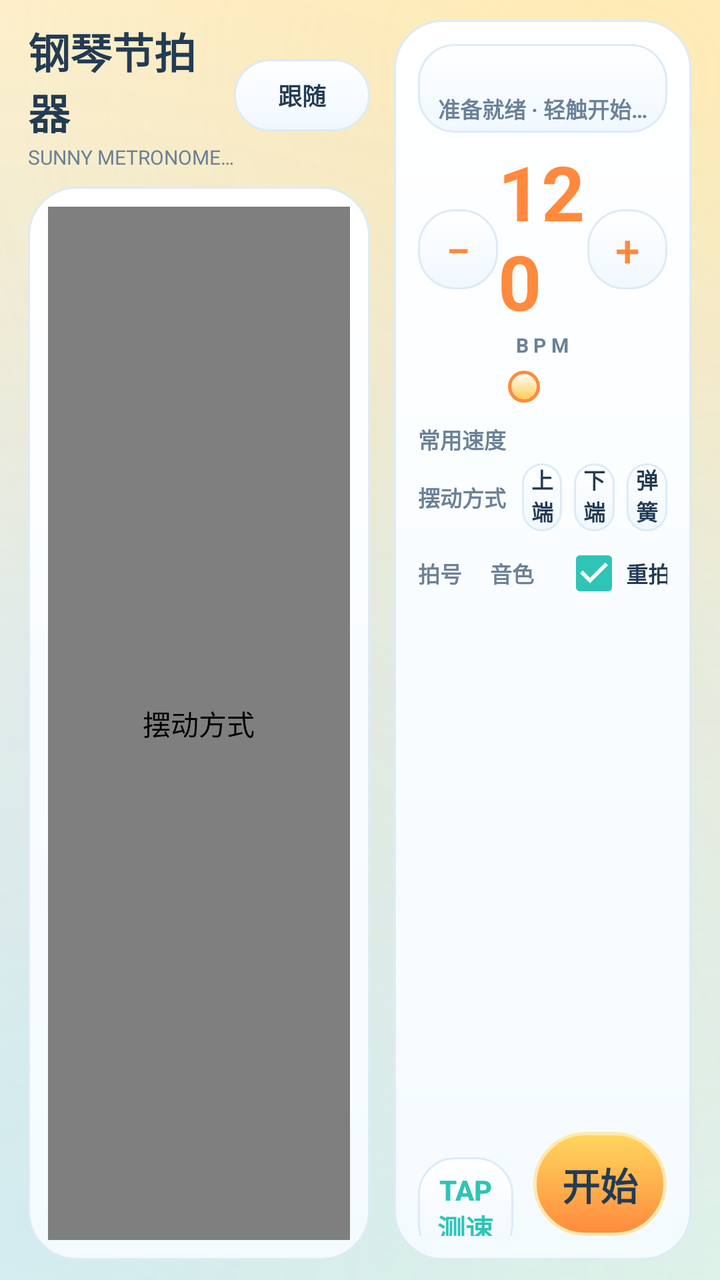
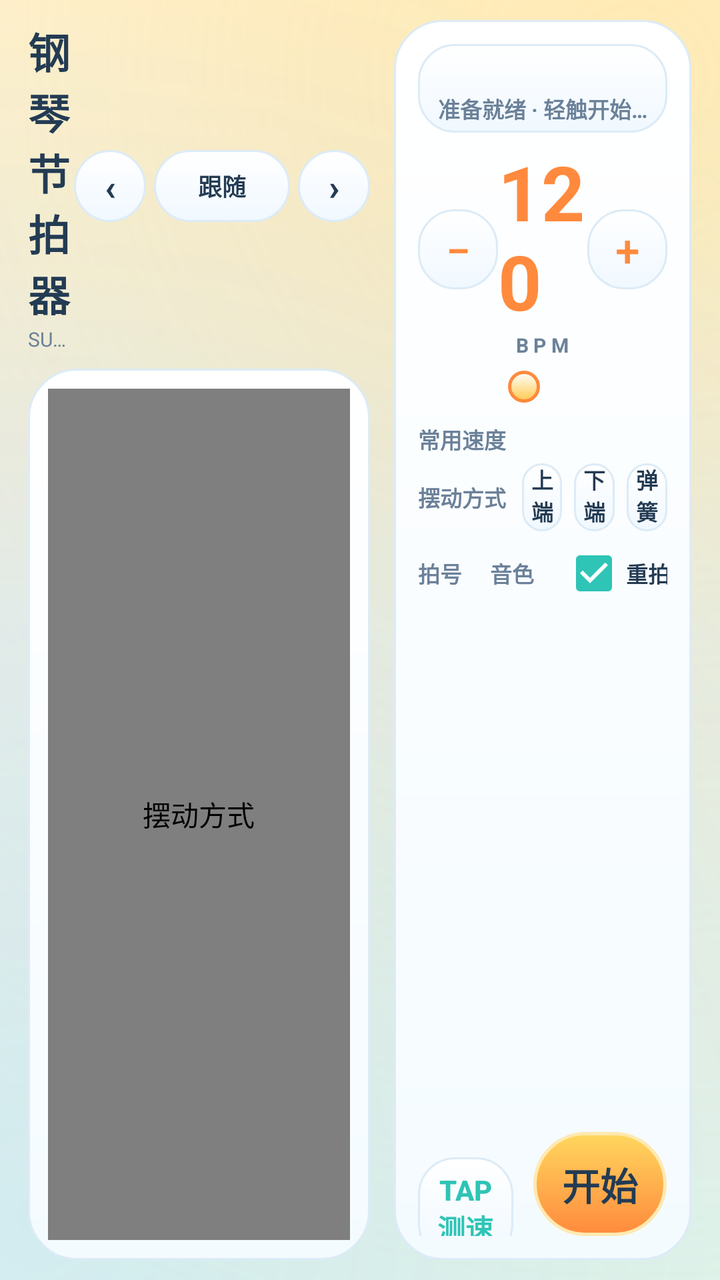

An Android layout rendered at two revisions. The XML below is the earlier revision; the diff shows what the commit changed to produce the second picture.
<!-- AndroidManifest.xml: application theme AppTheme -->
<!-- res/layout/root_wide.xml -->
<?xml version="1.0" encoding="utf-8"?>
<LinearLayout xmlns:android="http://schemas.android.com/apk/res/android"
    android:layout_width="match_parent"
    android:layout_height="match_parent"
    android:orientation="horizontal"
    android:paddingStart="14dp"
    android:paddingTop="10dp"
    android:paddingEnd="14dp"
    android:paddingBottom="10dp">

    <LinearLayout
        android:layout_width="0dp"
        android:layout_height="match_parent"
        android:layout_marginEnd="12dp"
        android:layout_weight="1.15"
        android:orientation="vertical">

        <LinearLayout
            android:layout_width="match_parent"
            android:layout_height="wrap_content"
            android:layout_marginBottom="8dp"
            android:gravity="center_vertical"
            android:orientation="horizontal">

            <LinearLayout
                android:layout_width="0dp"
                android:layout_height="wrap_content"
                android:layout_weight="1"
                android:orientation="vertical">

                <TextView
                    android:id="@+id/title"
                    android:layout_width="wrap_content"
                    android:layout_height="wrap_content"
                    android:text="@string/app_name"
                    android:textColor="?attr/textPrimary"
                    android:textSize="21sp"
                    android:textStyle="bold" />

                <TextView
                    android:id="@+id/subtitle"
                    android:layout_width="wrap_content"
                    android:layout_height="wrap_content"
                    android:singleLine="true"
                    android:text="@string/subtitle"
                    android:textColor="?attr/textSecondary"
                    android:textSize="10sp" />
            </LinearLayout>

            <Button
                android:id="@+id/theme_toggle"
                android:layout_width="68dp"
                android:layout_height="36dp"
                android:background="?attr/modeBackground"
                android:contentDescription="@string/theme_toggle_desc"
                android:stateListAnimator="@null"
                android:text="@string/theme_follow"
                android:textAllCaps="false"
                android:textColor="?attr/textPrimary"
                android:textSize="12sp"
                android:textStyle="bold" />
        </LinearLayout>

        <FrameLayout
            android:id="@+id/pendulum_card"
            android:layout_width="match_parent"
            android:layout_height="0dp"
            android:layout_weight="1"
            android:background="?attr/panelBackground"
            android:minHeight="140dp">

            <com.nikon.metronome.PendulumView
                android:id="@+id/pendulum_view"
                android:layout_width="match_parent"
                android:layout_height="match_parent"
                android:contentDescription="@string/mode_title" />
        </FrameLayout>
    </LinearLayout>

    <LinearLayout
        android:id="@+id/control_card"
        android:layout_width="0dp"
        android:layout_height="match_parent"
        android:layout_weight="1"
        android:background="?attr/panelBackground"
        android:orientation="vertical">

        <ScrollView
            android:layout_width="match_parent"
            android:layout_height="0dp"
            android:layout_weight="1"
            android:fillViewport="true"
            android:scrollbars="vertical">

            <include
                layout="@layout/control_panel"
                android:layout_width="match_parent"
                android:layout_height="wrap_content" />
        </ScrollView>

        <include
            layout="@layout/control_actions"
            android:layout_width="match_parent"
            android:layout_height="wrap_content" />
    </LinearLayout>

</LinearLayout>
<!-- res/layout/control_panel.xml (included above) -->
<?xml version="1.0" encoding="utf-8"?>
<LinearLayout xmlns:android="http://schemas.android.com/apk/res/android"
    android:layout_width="match_parent"
    android:layout_height="wrap_content"
    android:orientation="vertical"
    android:paddingStart="2dp"
    android:paddingTop="2dp"
    android:paddingEnd="2dp"
    android:paddingBottom="2dp">

    <LinearLayout
        android:id="@+id/status_card"
        android:layout_width="match_parent"
        android:layout_height="wrap_content"
        android:background="?attr/buttonBackground"
        android:orientation="vertical"
        android:paddingStart="8dp"
        android:paddingTop="4dp"
        android:paddingEnd="8dp"
        android:paddingBottom="4dp">

        <LinearLayout
            android:id="@+id/beat_dots"
            android:layout_width="match_parent"
            android:layout_height="20dp"
            android:gravity="center"
            android:orientation="horizontal" />

        <TextView
            android:id="@+id/status_text"
            android:layout_width="match_parent"
            android:layout_height="wrap_content"
            android:gravity="center"
            android:singleLine="true"
            android:text="@string/status_ready"
            android:textColor="?attr/textSecondary"
            android:textSize="11sp"
            android:textStyle="bold" />
    </LinearLayout>

    <LinearLayout
        android:layout_width="match_parent"
        android:layout_height="wrap_content"
        android:layout_marginTop="4dp"
        android:gravity="center_vertical"
        android:orientation="horizontal">

        <Button
            android:id="@+id/bpm_minus"
            android:layout_width="40dp"
            android:layout_height="40dp"
            android:background="?attr/buttonBackground"
            android:stateListAnimator="@null"
            android:text="@string/minus"
            android:textColor="?attr/textAccent"
            android:textSize="22sp" />

        <LinearLayout
            android:layout_width="0dp"
            android:layout_height="wrap_content"
            android:layout_weight="1"
            android:gravity="center"
            android:orientation="vertical">

            <TextView
                android:id="@+id/bpm_value"
                android:layout_width="wrap_content"
                android:layout_height="wrap_content"
                android:fontFamily="sans-serif"
                android:text="120"
                android:textColor="?attr/textAccent"
                android:textSize="38sp"
                android:textStyle="bold" />

            <TextView
                android:layout_width="wrap_content"
                android:layout_height="wrap_content"
                android:letterSpacing="0.25"
                android:text="@string/bpm"
                android:textColor="?attr/textSecondary"
                android:textSize="10sp"
                android:textStyle="bold" />
        </LinearLayout>

        <Button
            android:id="@+id/bpm_plus"
            android:layout_width="40dp"
            android:layout_height="40dp"
            android:background="?attr/buttonBackground"
            android:stateListAnimator="@null"
            android:text="@string/plus"
            android:textColor="?attr/textAccent"
            android:textSize="22sp" />
    </LinearLayout>

    <SeekBar
        android:id="@+id/bpm_seek"
        android:layout_width="match_parent"
        android:layout_height="28dp"
        android:max="200"
        android:progress="80"
        android:progressDrawable="?attr/seekTrack"
        android:thumb="?attr/seekThumb" />

    <LinearLayout
        android:layout_width="match_parent"
        android:layout_height="wrap_content"
        android:layout_marginTop="4dp"
        android:gravity="center_vertical"
        android:orientation="horizontal">

        <TextView
            android:layout_width="52dp"
            android:layout_height="wrap_content"
            android:text="@string/presets"
            android:textColor="?attr/textSecondary"
            android:textSize="11sp"
            android:textStyle="bold" />

        <HorizontalScrollView
            android:layout_width="0dp"
            android:layout_height="wrap_content"
            android:layout_weight="1"
            android:scrollbars="none">

            <LinearLayout
                android:id="@+id/preset_row"
                android:layout_width="wrap_content"
                android:layout_height="wrap_content"
                android:orientation="horizontal" />
        </HorizontalScrollView>
    </LinearLayout>

    <LinearLayout
        android:layout_width="match_parent"
        android:layout_height="wrap_content"
        android:layout_marginTop="4dp"
        android:gravity="center_vertical"
        android:orientation="horizontal">

        <TextView
            android:layout_width="52dp"
            android:layout_height="wrap_content"
            android:text="@string/mode_title"
            android:textColor="?attr/textSecondary"
            android:textSize="11sp"
            android:textStyle="bold" />

        <Button
            android:id="@+id/mode_top"
            android:layout_width="0dp"
            android:layout_height="34dp"
            android:layout_marginEnd="3dp"
            android:layout_weight="1"
            android:background="?attr/modeBackground"
            android:stateListAnimator="@null"
            android:text="@string/mode_top"
            android:textAllCaps="false"
            android:textColor="?attr/textPrimary"
            android:textSize="11sp"
            android:textStyle="bold" />

        <Button
            android:id="@+id/mode_bottom"
            android:layout_width="0dp"
            android:layout_height="34dp"
            android:layout_marginStart="3dp"
            android:layout_marginEnd="3dp"
            android:layout_weight="1"
            android:background="?attr/modeBackground"
            android:stateListAnimator="@null"
            android:text="@string/mode_bottom"
            android:textAllCaps="false"
            android:textColor="?attr/textPrimary"
            android:textSize="11sp"
            android:textStyle="bold" />

        <Button
            android:id="@+id/mode_spring"
            android:layout_width="0dp"
            android:layout_height="34dp"
            android:layout_marginStart="3dp"
            android:layout_weight="1"
            android:background="?attr/modeBackground"
            android:stateListAnimator="@null"
            android:text="@string/mode_spring"
            android:textAllCaps="false"
            android:textColor="?attr/textPrimary"
            android:textSize="11sp"
            android:textStyle="bold" />
    </LinearLayout>

    <LinearLayout
        android:layout_width="match_parent"
        android:layout_height="wrap_content"
        android:layout_marginTop="4dp"
        android:gravity="center_vertical"
        android:orientation="horizontal">

        <TextView
            android:layout_width="30dp"
            android:layout_height="wrap_content"
            android:text="@string/time_signature"
            android:textColor="?attr/textSecondary"
            android:textSize="11sp"
            android:textStyle="bold" />

        <Spinner
            android:id="@+id/time_sig"
            android:layout_width="0dp"
            android:layout_height="34dp"
            android:layout_weight="1"
            android:background="?attr/buttonBackground"
            android:popupBackground="?attr/panelBackground"
            android:spinnerMode="dropdown" />

        <TextView
            android:layout_width="30dp"
            android:layout_height="wrap_content"
            android:layout_marginStart="6dp"
            android:text="@string/sound"
            android:textColor="?attr/textSecondary"
            android:textSize="11sp"
            android:textStyle="bold" />

        <Spinner
            android:id="@+id/sound_spinner"
            android:layout_width="0dp"
            android:layout_height="34dp"
            android:layout_weight="1"
            android:background="?attr/buttonBackground"
            android:popupBackground="?attr/panelBackground"
            android:spinnerMode="dropdown" />

        <CheckBox
            android:id="@+id/accent_toggle"
            android:layout_width="wrap_content"
            android:layout_height="wrap_content"
            android:layout_marginStart="6dp"
            android:buttonTint="?attr/checkTint"
            android:checked="true"
            android:text="@string/accent"
            android:textColor="?attr/textPrimary"
            android:textSize="11sp"
            android:textStyle="bold" />
    </LinearLayout>

</LinearLayout>
<!-- res/layout/control_actions.xml (included above) -->
<?xml version="1.0" encoding="utf-8"?>
<LinearLayout xmlns:android="http://schemas.android.com/apk/res/android"
    android:layout_width="match_parent"
    android:layout_height="wrap_content"
    android:orientation="horizontal"
    android:paddingStart="2dp"
    android:paddingTop="4dp"
    android:paddingEnd="2dp"
    android:paddingBottom="2dp">

    <Button
        android:id="@+id/tap_button"
        android:layout_width="0dp"
        android:layout_height="52dp"
        android:layout_weight="1"
        android:background="?attr/buttonBackground"
        android:stateListAnimator="@null"
        android:text="@string/tap"
        android:textAllCaps="false"
        android:textColor="?attr/textMint"
        android:textSize="14sp"
        android:textStyle="bold" />

    <Space
        android:layout_width="10dp"
        android:layout_height="1dp" />

    <Button
        android:id="@+id/start_button"
        android:layout_width="0dp"
        android:layout_height="52dp"
        android:layout_weight="1.4"
        android:background="?attr/startBackground"
        android:stateListAnimator="@null"
        android:text="@string/start"
        android:textAllCaps="false"
        android:textColor="?attr/textAction"
        android:textSize="19sp"
        android:textStyle="bold" />
</LinearLayout>
<!-- resources referenced by this layout -->
<resources>
  <string name="accent">重拍</string>
  <string name="app_name">钢琴节拍器</string>
  <string name="bpm">BPM</string>
  <string name="minus">−</string>
  <string name="mode_bottom">下端摆动</string>
  <string name="mode_spring">弹簧式摆动</string>
  <string name="mode_title">摆动方式</string>
  <string name="mode_top">上端摆动</string>
  <string name="plus">+</string>
  <string name="presets">常用速度</string>
  <string name="sound">音色</string>
  <string name="start">开始</string>
  <string name="status_ready">准备就绪 · 轻触开始，活力起拍</string>
  <string name="subtitle">SUNNY METRONOME · 让每一拍都充满活力</string>
  <string name="tap">TAP 测速</string>
  <string name="theme_follow">跟随</string>
  <string name="theme_toggle_desc">切换主题：跟随系统、亮色、暗色、宋韵、太极</string>
  <string name="time_signature">拍号</string>
  <color name="sun_bg">#FFF7E6</color>
  <color name="sun_orange">#FF8A3D</color>
  <color name="ink">#233B53</color>
  <color name="ink_soft">#6B8199</color>
  <style name="CompactButton" parent="@android:style/Widget.Material.Button">
          <item name="android:minHeight">0dp</item>
          <item name="android:minWidth">0dp</item>
          <item name="android:paddingStart">4dp</item>
          <item name="android:paddingEnd">4dp</item>
          <item name="android:paddingTop">0dp</item>
          <item name="android:paddingBottom">0dp</item>
      </style>
  <style name="CompactSpinner" parent="@android:style/Widget.Material.Spinner">
          <item name="android:minHeight">0dp</item>
      </style>
  <style name="CompactCheckBox" parent="@android:style/Widget.Material.CompoundButton.CheckBox">
          <item name="android:minHeight">0dp</item>
          <item name="android:minWidth">0dp</item>
      </style>
  <style name="CompactSeekBar" parent="@android:style/Widget.Material.SeekBar">
          <item name="android:minHeight">0dp</item>
      </style>
  <!-- drawable bg_stop (drawable) -->
  <?xml version="1.0" encoding="utf-8"?>
  <shape xmlns:android="http://schemas.android.com/apk/res/android" android:shape="rectangle">
      <gradient android:angle="270" android:endColor="@color/stop_grad_end" android:startColor="@color/stop_grad_start" />
      <stroke android:width="1.5dp" android:color="@color/stop_stroke" />
      <corners android:radius="30dp" />
  </shape>
  <color name="mint">#2EC4B6</color>
  <color name="on_primary">#233B53</color>
  <color name="dot_off">#DCE9F2</color>
  <color name="dot_on">#FFC94D</color>
  <color name="dot_accent">#FF6B6B</color>
  <color name="outline">#DCEBF6</color>
  <color name="bg_grad_center">#EAF7FF</color>
  <color name="bg_grad_end">#E7FAF0</color>
  <color name="bg_grad_start">#FFF7E4</color>
  <color name="glow_sun_end">#00FFD66B</color>
  <color name="glow_sun_start">#66FFD66B</color>
  <color name="glow_sky_end">#004C9AFF</color>
  <color name="glow_sky_start">#224C9AFF</color>
  <color name="card_end">#F4FBFF</color>
  <color name="card_start">#FFFFFF</color>
  <color name="button_pressed_end">#FFD89B</color>
  <color name="button_pressed_start">#FFF3D9</color>
  <color name="button_end">#F0F8FF</color>
  <color name="button_start">#FFFFFF</color>
  <color name="mode_selected_end">#FFA23D</color>
  <color name="mode_selected_start">#FFDA6B</color>
  <color name="start_grad_end">#FF8A3D</color>
  <color name="start_grad_start">#FFD75E</color>
  <color name="start_stroke">#FFE9B0</color>
  <color name="stop_grad_end">#F26363</color>
  <color name="stop_grad_start">#FF9E92</color>
  <color name="stop_stroke">#FFD0C4</color>
  <color name="track_bg">#A8D3E8</color>
  <color name="track_progress_end">#FF8A3D</color>
  <color name="track_progress_start">#FFD75E</color>
  <color name="thumb_end">#FFC94D</color>
  <color name="thumb_start">#FFFFFF</color>
  <!-- unchanged entries left out for length: 9 -->
</resources>

<!-- the commit's change to res/layout/root_wide.xml (unified diff, before → after) -->
@@ -47,18 +47,63 @@
                     android:textSize="10sp" />
             </LinearLayout>
 
-            <Button
-                android:id="@+id/theme_toggle"
-                android:layout_width="68dp"
-                android:layout_height="36dp"
-                android:background="?attr/modeBackground"
-                android:contentDescription="@string/theme_toggle_desc"
-                android:stateListAnimator="@null"
-                android:text="@string/theme_follow"
-                android:textAllCaps="false"
-                android:textColor="?attr/textPrimary"
-                android:textSize="12sp"
-                android:textStyle="bold" />
+            <LinearLayout
+                android:layout_width="wrap_content"
+                android:layout_height="wrap_content"
+                android:gravity="center_vertical"
+                android:orientation="horizontal">
+
+                <Button
+                    android:id="@+id/style_prev"
+                    android:layout_width="36dp"
+                    android:layout_height="36dp"
+                    android:background="?attr/modeBackground"
+                    android:contentDescription="@string/style_prev_desc"
+                    android:insetTop="0dp"
+                    android:insetBottom="0dp"
+                    android:minWidth="0dp"
+                    android:minHeight="0dp"
+                    android:padding="0dp"
+                    android:stateListAnimator="@null"
+                    android:text="@string/style_prev"
+                    android:textAllCaps="false"
+                    android:textColor="?attr/textPrimary"
+                    android:textSize="18sp"
+                    android:textStyle="bold" />
+
+                <Button
+                    android:id="@+id/theme_toggle"
+                    android:layout_width="68dp"
+                    android:layout_height="36dp"
+                    android:layout_marginStart="4dp"
+                    android:background="?attr/modeBackground"
+                    android:contentDescription="@string/theme_toggle_desc"
+                    android:stateListAnimator="@null"
+                    android:text="@string/theme_follow"
+                    android:textAllCaps="false"
+                    android:textColor="?attr/textPrimary"
+                    android:textSize="12sp"
+                    android:textStyle="bold" />
+
+                <Button
+                    android:id="@+id/style_next"
+                    android:layout_width="36dp"
+                    android:layout_height="36dp"
+                    android:layout_marginStart="4dp"
+                    android:background="?attr/modeBackground"
+                    android:contentDescription="@string/style_next_desc"
+                    android:insetTop="0dp"
+                    android:insetBottom="0dp"
+                    android:minWidth="0dp"
+                    android:minHeight="0dp"
+                    android:padding="0dp"
+                    android:stateListAnimator="@null"
+                    android:text="@string/style_next"
+                    android:textAllCaps="false"
+                    android:textColor="?attr/textPrimary"
+                    android:textSize="18sp"
+                    android:textStyle="bold" />
+            </LinearLayout>
         </LinearLayout>
 
         <FrameLayout
@@ -74,6 +119,12 @@
                 android:layout_width="match_parent"
                 android:layout_height="match_parent"
                 android:contentDescription="@string/mode_title" />
+
+            <com.nikon.metronome.Qianli3DView
+                android:id="@+id/qianli3d_view"
+                android:layout_width="match_parent"
+                android:layout_height="match_parent"
+                android:visibility="gone" />
         </FrameLayout>
     </LinearLayout>
 
@@ -240,6 +291,7 @@
     </LinearLayout>
 
     <LinearLayout
+        android:id="@+id/mode_row"
         android:layout_width="match_parent"
         android:layout_height="wrap_content"
         android:layout_marginTop="4dp"
@@ -247,6 +299,7 @@
         android:orientation="horizontal">
 
         <TextView
+            android:id="@+id/mode_label"
             android:layout_width="52dp"
             android:layout_height="wrap_content"
             android:text="@string/mode_title"
<!-- resource entries referenced after the edit -->
@@ -13,6 +13,10 @@
   <string name="sound">音色</string>
   <string name="start">开始</string>
   <string name="status_ready">准备就绪 · 轻触开始，活力起拍</string>
+  <string name="style_next">›</string>
+  <string name="style_next_desc">下一个样式</string>
+  <string name="style_prev">‹</string>
+  <string name="style_prev_desc">上一个样式</string>
   <string name="subtitle">SUNNY METRONOME · 让每一拍都充满活力</string>
   <string name="tap">TAP 测速</string>
   <string name="theme_follow">跟随</string>
